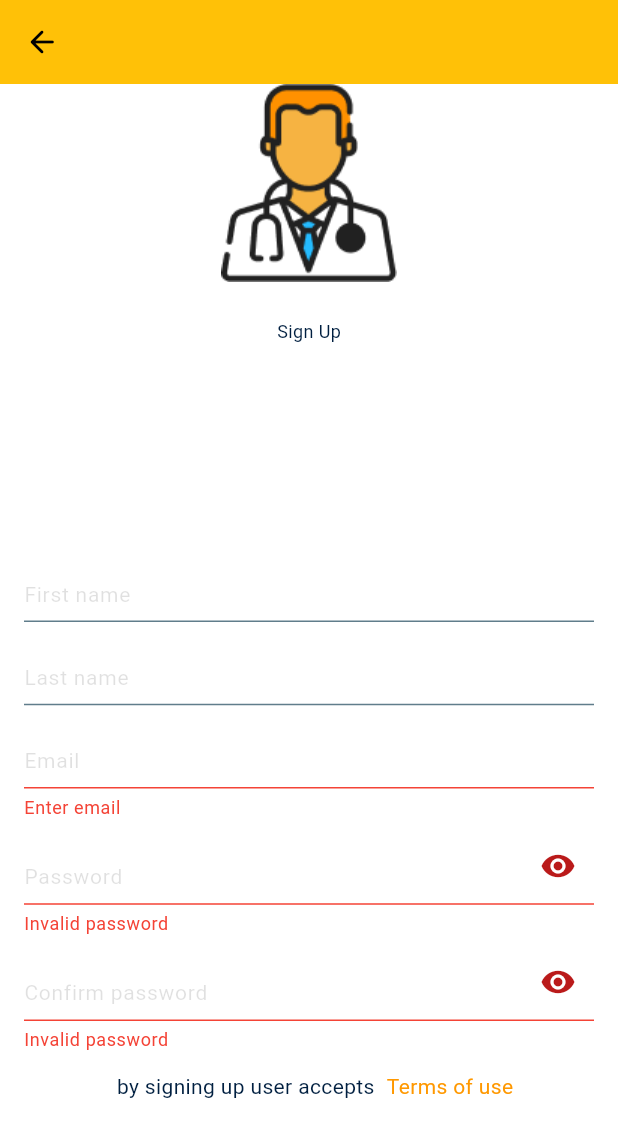
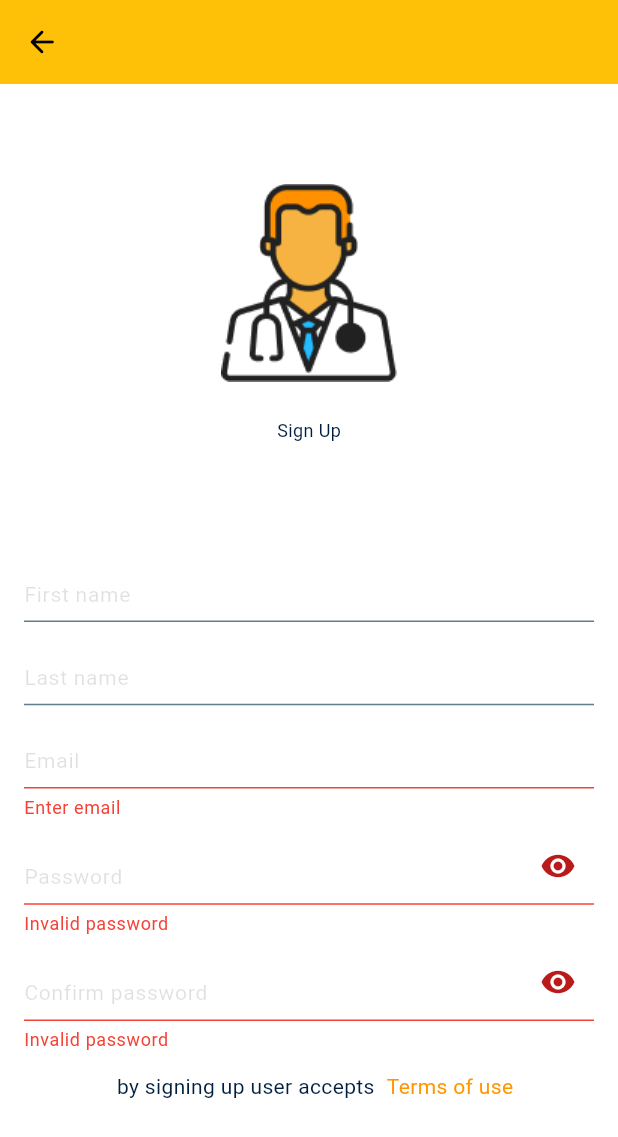
Before and after one commit to kadr0id/nice_analyses, a Flutter app: the SignUpPage screen opened by its route, on a phone screen of 412 x 824 dp. Shown: the top 1137 px of the screen. Run offline on Flutter 3.47's test engine with Material 3 defaults, Android fonts, the phone set to English and light mode, and no system bars; our stand-ins replace equatable, firebase_auth, firebase_core, flutter_bloc, formz, go_router; accounts and stored records are empty; Roboto replaces fonts that are missing (Formular).

```diff
--- a/lib/app/navigation/app_router.dart
+++ b/lib/app/navigation/app_router.dart
@@ -1,7 +1,9 @@
+
 import 'package:go_router/go_router.dart';
 import 'package:nice_analyses/app/routes/routes.dart';
 import 'package:nice_analyses/faq/faq.dart';
 import 'package:nice_analyses/forgot_password/view/forgot_password_page.dart';
+import 'package:nice_analyses/main_analyses/view/main_analyses_page.dart';
 import 'package:nice_analyses/sign_in/sign_in.dart';
 import 'package:nice_analyses/sign_up/sign_up.dart';
 
@@ -15,10 +17,8 @@ class AppRouter {
     routes: [
       GoRoute(
           path: Routes.signInPage,
-        pageBuilder: (context, state) => const NoTransitionPage(
-          child: SignInPage(),
-        ),
-      ),
+          builder: (context, state) => const SignInPage(),
+          routes: [
             GoRoute(
               path: Routes.signUpPage,
               builder: (context, state) => const SignUpPage(),
@@ -38,6 +38,13 @@ class AppRouter {
                 child: ForgotPasswordPage(),
               ),
             ),
+          ]),
+      GoRoute(
+        path: Routes.mainAnalysesPage,
+        pageBuilder: (context, state) => const NoTransitionPage(
+          child: MainAnalysesPage(),
+        ),
+      ),
     ],
     //  ),
     //  ],
--- a/lib/app/routes/routes.dart
+++ b/lib/app/routes/routes.dart
@@ -1,7 +1,8 @@
 class Routes {
   // static const root = '/';
   static const signInPage = '/sign_in_page';
-  static const signUpPage = '/sign_up_page';
-  static const forgotPasswordPage = '/forgot_password_page';
+  static const signUpPage = 'sign_up_page';
+  static const forgotPasswordPage = 'forgot_password_page';
   static const faqPage = 'faq_page';
+  static const mainAnalysesPage = '/main_analyses_page';
 }
--- a/lib/sign_up/view/sign_up_form.dart
+++ b/lib/sign_up/view/sign_up_form.dart
@@ -1,3 +1,4 @@
+
 import 'package:flutter/material.dart';
 import 'package:go_router/go_router.dart';
 import 'package:nice_analyses/app/form_inputs/email.dart';
@@ -20,8 +21,9 @@ class SignUpForm extends StatelessWidget {
     return const ScrollableColumn(
       mainAxisSize: MainAxisSize.min,
       children: [
+        Spacer(),
         RegistrationHeader(title: 'Sign Up'),
-        Spacer(flex: 4),
+        Spacer(),
         _FirstNameInput(),
         SizedBox(height: NiceSpacing.xs),
         _LastNameInput(),
@@ -32,9 +34,9 @@ class SignUpForm extends StatelessWidget {
         SizedBox(height: NiceSpacing.xs),
         _ConfirmPasswordInput(),
         _TermsOfUse(),
-        Spacer(flex: 4),
+        Spacer(flex: 2),
         _SignUpButton(),
-        Spacer(flex: 2),
+        Spacer(),
         _SignIn(),
         SizedBox(height: NiceSpacing.sm)
       ],
@@ -186,11 +188,12 @@ class _TermsOfUse extends StatelessWidget {
   @override
   Widget build(BuildContext context) {
     return TextLinkButton(
-        key: const Key('signUpForm_termsOfUse_textButton'),
-        title: 'by signing up user accepts',
-        link: 'Terms of use',
-        direction: Axis.horizontal,
-        onPressed:() => context.go('/sign_up_page/faq_page'),);
+      key: const Key('signUpForm_termsOfUse_textButton'),
+      title: 'by signing up user accepts',
+      link: 'Terms of use',
+      direction: Axis.horizontal,
+      onPressed: () => context.go('/sign_in_page/sign_up_page/faq_page'),
+    );
   }
 }
 
```
Also changed, not shown: lib/sign_in/view/sign_in_view.dart (+7 -10 lines). Lines whose indentation alone changed are shown as unchanged.
